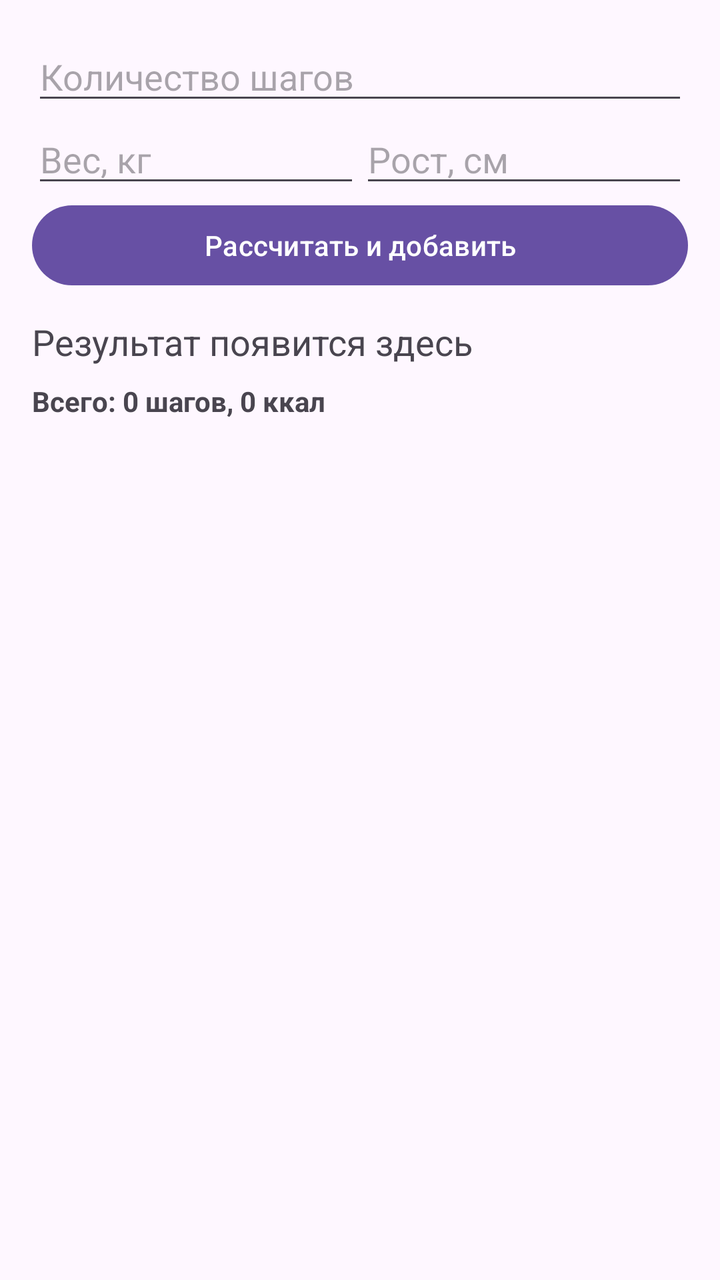
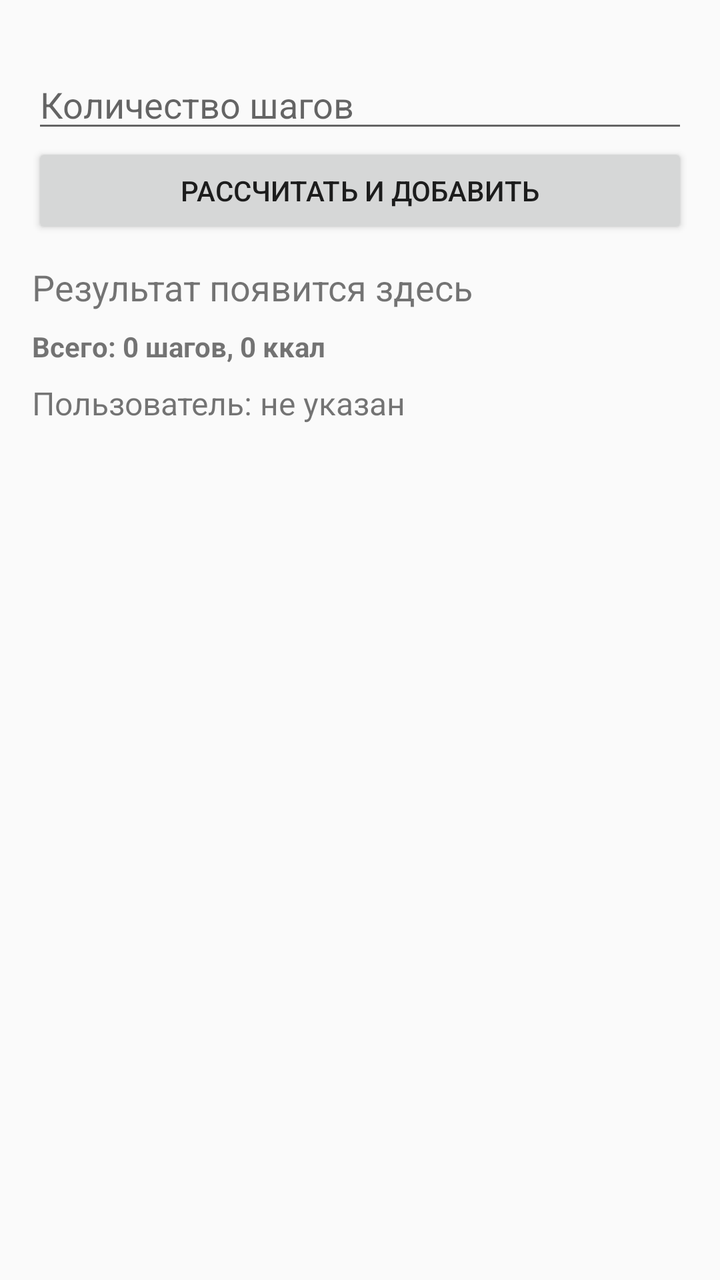

The first picture is an Android layout as it rendered before a commit; the second is the same layout after the commit. The layout source and the unified diff follow.
<!-- AndroidManifest.xml: application theme Theme.Stepkol -->
<!-- res/layout/activity_main.xml -->
<?xml version="1.0" encoding="utf-8"?>
<androidx.constraintlayout.widget.ConstraintLayout
    xmlns:android="http://schemas.android.com/apk/res/android"
    xmlns:app="http://schemas.android.com/apk/res-auto"
    android:layout_width="match_parent"
    android:layout_height="match_parent"
    android:padding="16dp">

    <EditText
        android:id="@+id/etSteps"
        android:layout_width="0dp"
        android:layout_height="wrap_content"
        android:hint="Количество шагов"
        android:inputType="number"
        app:layout_constraintTop_toTopOf="parent"
        app:layout_constraintStart_toStartOf="parent"
        app:layout_constraintEnd_toEndOf="parent" />

    <EditText
        android:id="@+id/etWeight"
        android:layout_width="0dp"
        android:layout_height="wrap_content"
        android:hint="Вес, кг"
        android:inputType="numberDecimal"
        app:layout_constraintTop_toBottomOf="@id/etSteps"
        app:layout_constraintStart_toStartOf="parent"
        app:layout_constraintEnd_toStartOf="@id/etHeight"
        app:layout_constraintHorizontal_chainStyle="spread" />

    <EditText
        android:id="@+id/etHeight"
        android:layout_width="0dp"
        android:layout_height="wrap_content"
        android:hint="Рост, см"
        android:inputType="number"
        app:layout_constraintTop_toTopOf="@id/etWeight"
        app:layout_constraintStart_toEndOf="@id/etWeight"
        app:layout_constraintEnd_toEndOf="parent" />

    <Button
        android:id="@+id/btnAdd"
        android:layout_width="0dp"
        android:layout_height="wrap_content"
        android:text="Рассчитать и добавить"
        app:layout_constraintTop_toBottomOf="@id/etWeight"
        app:layout_constraintStart_toStartOf="parent"
        app:layout_constraintEnd_toEndOf="parent" />

    <TextView
        android:id="@+id/tvResult"
        android:layout_width="0dp"
        android:layout_height="wrap_content"
        android:text="Результат появится здесь"
        android:textSize="18sp"
        android:paddingTop="12dp"
        app:layout_constraintTop_toBottomOf="@id/btnAdd"
        app:layout_constraintStart_toStartOf="parent"
        app:layout_constraintEnd_toEndOf="parent" />

    <TextView
        android:id="@+id/tvTotal"
        android:layout_width="0dp"
        android:layout_height="wrap_content"
        android:text="Всего: 0 шагов, 0 ккал"
        android:textStyle="bold"
        android:paddingTop="8dp"
        app:layout_constraintTop_toBottomOf="@id/tvResult"
        app:layout_constraintStart_toStartOf="parent"
        app:layout_constraintEnd_toEndOf="parent" />

    <ListView
        android:id="@+id/lvHistory"
        android:layout_width="0dp"
        android:layout_height="0dp"
        android:layout_marginTop="12dp"
        app:layout_constraintTop_toBottomOf="@id/tvTotal"
        app:layout_constraintBottom_toBottomOf="parent"
        app:layout_constraintStart_toStartOf="parent"
        app:layout_constraintEnd_toEndOf="parent" />

</androidx.constraintlayout.widget.ConstraintLayout>
<!-- resources referenced by this layout -->
<resources>
  <style name="Theme.Stepkol" parent="Base.Theme.Stepkol" />
  <style name="Base.Theme.Stepkol" parent="Theme.Material3.DayNight.NoActionBar">
          
          
      </style>
</resources>

<!-- the commit's change to res/layout/activity_main.xml (unified diff, before → after) -->
@@ -12,29 +12,9 @@
         android:layout_height="wrap_content"
         android:hint="Количество шагов"
         android:inputType="number"
+        android:paddingTop="24dp"
         app:layout_constraintTop_toTopOf="parent"
         app:layout_constraintStart_toStartOf="parent"
-        app:layout_constraintEnd_toEndOf="parent" />
-
-    <EditText
-        android:id="@+id/etWeight"
-        android:layout_width="0dp"
-        android:layout_height="wrap_content"
-        android:hint="Вес, кг"
-        android:inputType="numberDecimal"
-        app:layout_constraintTop_toBottomOf="@id/etSteps"
-        app:layout_constraintStart_toStartOf="parent"
-        app:layout_constraintEnd_toStartOf="@id/etHeight"
-        app:layout_constraintHorizontal_chainStyle="spread" />
-
-    <EditText
-        android:id="@+id/etHeight"
-        android:layout_width="0dp"
-        android:layout_height="wrap_content"
-        android:hint="Рост, см"
-        android:inputType="number"
-        app:layout_constraintTop_toTopOf="@id/etWeight"
-        app:layout_constraintStart_toEndOf="@id/etWeight"
         app:layout_constraintEnd_toEndOf="parent" />
 
     <Button
@@ -42,7 +22,7 @@
         android:layout_width="0dp"
         android:layout_height="wrap_content"
         android:text="Рассчитать и добавить"
-        app:layout_constraintTop_toBottomOf="@id/etWeight"
+        app:layout_constraintTop_toBottomOf="@id/etSteps"
         app:layout_constraintStart_toStartOf="parent"
         app:layout_constraintEnd_toEndOf="parent" />
 
@@ -68,12 +48,23 @@
         app:layout_constraintStart_toStartOf="parent"
         app:layout_constraintEnd_toEndOf="parent" />
 
+    <TextView
+        android:id="@+id/tvUser"
+        android:layout_width="0dp"
+        android:layout_height="wrap_content"
+        android:text="Пользователь: не указан"
+        android:textSize="16sp"
+        android:paddingTop="8dp"
+        app:layout_constraintTop_toBottomOf="@id/tvTotal"
+        app:layout_constraintStart_toStartOf="parent"
+        app:layout_constraintEnd_toEndOf="parent" />
+
     <ListView
         android:id="@+id/lvHistory"
         android:layout_width="0dp"
         android:layout_height="0dp"
         android:layout_marginTop="12dp"
-        app:layout_constraintTop_toBottomOf="@id/tvTotal"
+        app:layout_constraintTop_toBottomOf="@id/tvUser"
         app:layout_constraintBottom_toBottomOf="parent"
         app:layout_constraintStart_toStartOf="parent"
         app:layout_constraintEnd_toEndOf="parent" />
<!-- resource entries referenced after the edit -->
@@ -1,7 +1,7 @@
 <!-- resources referenced by this layout -->
 <resources>
   <style name="Theme.Stepkol" parent="Base.Theme.Stepkol" />
-  <style name="Base.Theme.Stepkol" parent="Theme.Material3.DayNight.NoActionBar">
+  <style name="Base.Theme.Stepkol" parent="Theme.AppCompat.DayNight.DarkActionBar">
           
           
       </style>
